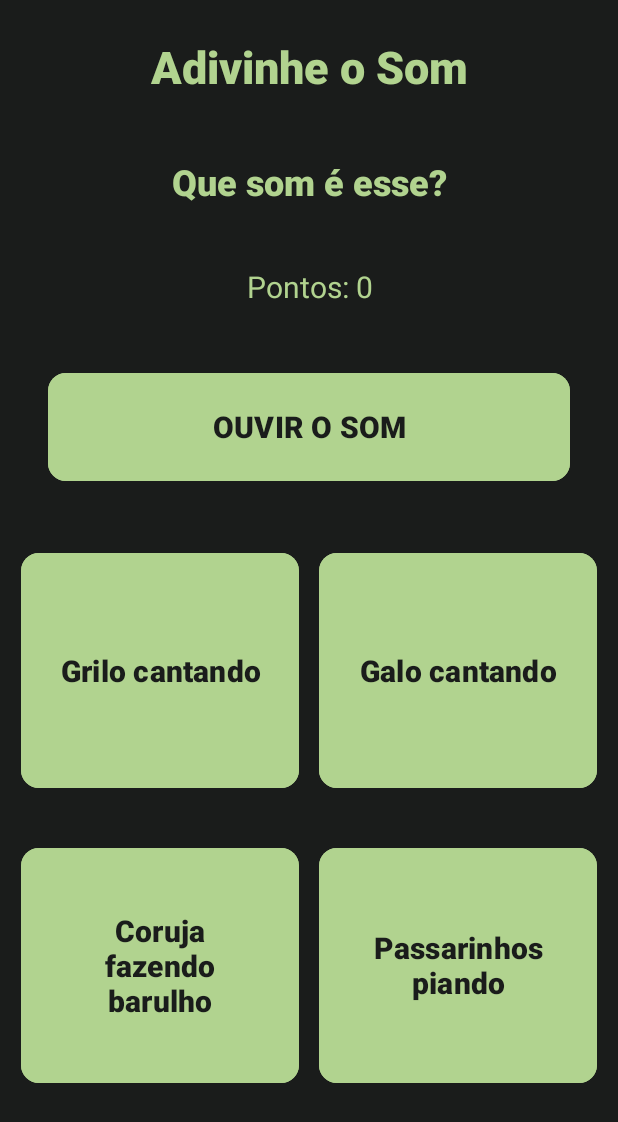
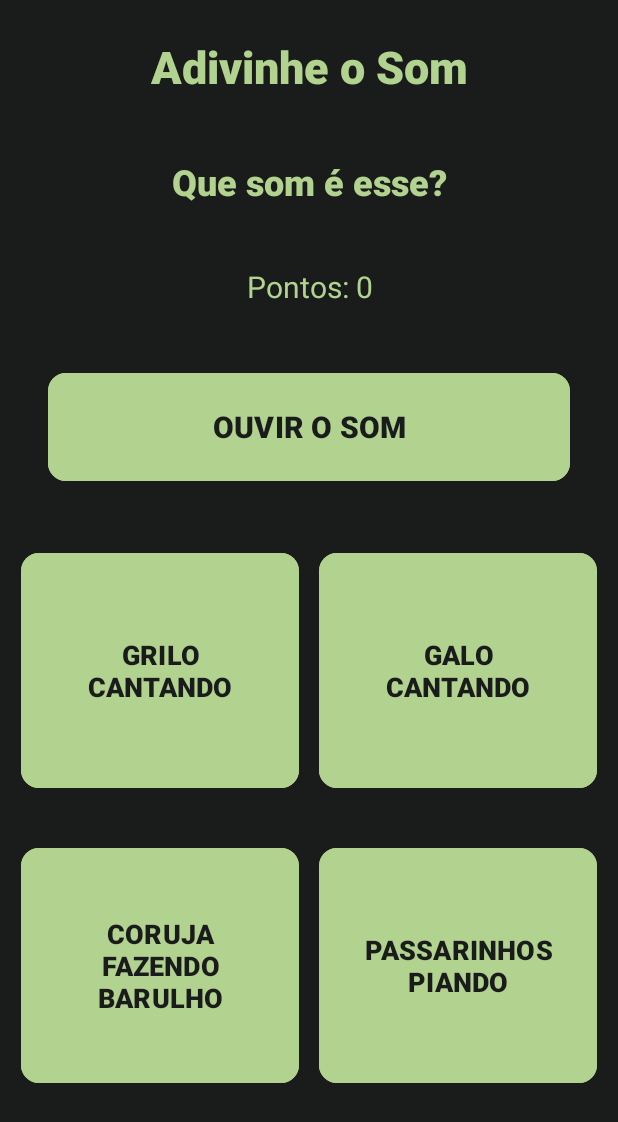
Before and after one commit to Thiago279/TCC-MundoSonoro, an Android app: the fragment Jogo1Play shown on its own in the app's theme, on a phone screen of 412 x 824 dp. Shown: the top 1122 px of the screen. Run offline under Robolectric (Android 15) with nearby library versions, the phone set to English and light mode, and no system bars; Roboto replaces fonts that are not available here.

Commit message:
corrigindo layout fragment_jogo1

```diff
--- a/app/src/main/java/com/mundosonoro/Jogo1Play.java
+++ b/app/src/main/java/com/mundosonoro/Jogo1Play.java
@@ -77,7 +77,7 @@ public class Jogo1Play extends Fragment {
         cenarios.add(new Cenario("Leão Rugindo", new String[]{"Elefante trombeteando", "Leão Rugindo", "Lobo uivando", "Cavalo relinchando"}, R.raw.som_leao, 1));
         cenarios.add(new Cenario("Golfinho fazendo barulho", new String[]{"Golfinho fazendo barulho", "Ondas do mar", "Baleia cantando", "Barco navegando"}, R.raw.som_golfinho, 1));
         cenarios.add(new Cenario("Grilo cantando", new String[]{"Grilo cantando", "Galo cantando", "Passarinhos piando", "Coruja fazendo barulho"}, R.raw.som_grilo, 1));
-        cenarios.add(new Cenario("Música do carrossel", new String[]{"Montanha-russa descendo", "Música do carrossel", "Pipoca estourando", "Crianças no pula-pula"}, R.raw.som_carrossel, 1));
+        cenarios.add(new Cenario("Música do carrossel", new String[]{"Montanha russa descendo", "Música do carrossel", "Pipoca estourando", "Crianças no pula-pula"}, R.raw.som_carrossel, 1));
 
     }
 
@@ -92,10 +92,10 @@ public class Jogo1Play extends Fragment {
         Collections.shuffle(opcoesEmbaralhadas);
 
         // Atualiza texto dos botões com opcoes embaralhadas
-        binding.opcao1.setText(opcoesEmbaralhadas.get(0));
-        binding.opcao2.setText(opcoesEmbaralhadas.get(1));
-        binding.opcao3.setText(opcoesEmbaralhadas.get(2));
-        binding.opcao4.setText(opcoesEmbaralhadas.get(3));
+        binding.opcao1.setText(opcoesEmbaralhadas.get(0).toUpperCase());
+        binding.opcao2.setText(opcoesEmbaralhadas.get(1).toUpperCase());
+        binding.opcao3.setText(opcoesEmbaralhadas.get(2).toUpperCase());
+        binding.opcao4.setText(opcoesEmbaralhadas.get(3).toUpperCase());
 
         //Atualiza o texto do subminigame com base no tipo
         if (cenarioAtual.tipo == 0){
--- a/app/src/main/res/layout/fragment__jogo1.xml
+++ b/app/src/main/res/layout/fragment__jogo1.xml
@@ -51,6 +51,8 @@
             android:layout_marginHorizontal="32dp"
             android:text="TUTORIAL"
             android:textColor="@color/verde_cinzento"
+            android:backgroundTint="@color/verde_claro"
+            android:drawableTint="@color/verde_claro"
             android:textSize="20sp"
             android:fontFamily="sans-serif-black"
             app:cornerRadius="12dp"
@@ -66,6 +68,7 @@
             android:layout_marginTop="32dp"
             android:layout_marginHorizontal="32dp"
             android:drawableTint="@color/verde_claro"
+            android:backgroundTint="@color/verde_claro"
             android:text="JOGAR"
             android:fontFamily="sans-serif-black"
             android:textColor="@color/verde_cinzento"
--- a/app/src/main/res/layout/fragment_jogo1_play.xml
+++ b/app/src/main/res/layout/fragment_jogo1_play.xml
@@ -86,7 +86,7 @@
             android:backgroundTint="@color/verde_claro"
             android:text="Opção 1"
             app:cornerRadius="12dp"
-            android:textSize="20sp"
+            android:textSize="18sp"
             android:fontFamily="sans-serif-black"
             android:textColor="@color/verde_cinzento"
             app:layout_constraintEnd_toStartOf="@id/opcao2"
@@ -104,7 +104,7 @@
             android:backgroundTint="@color/verde_claro"
             android:text="Opção 2"
             app:cornerRadius="12dp"
-            android:textSize="20sp"
+            android:textSize="18sp"
             android:fontFamily="sans-serif-black"
             android:textColor="@color/verde_cinzento"
             app:layout_constraintEnd_toEndOf="parent"
@@ -122,7 +122,7 @@
             android:backgroundTint="@color/verde_claro"
             android:text="Opção 3"
             app:cornerRadius="12dp"
-            android:textSize="20sp"
+            android:textSize="18sp"
             android:fontFamily="sans-serif-black"
             android:textColor="@color/verde_cinzento"
             app:layout_constraintEnd_toStartOf="@id/opcao4"
@@ -140,7 +140,7 @@
             android:backgroundTint="@color/verde_claro"
             android:text="Opção 4"
             app:cornerRadius="12dp"
-            android:textSize="20sp"
+            android:textSize="18sp"
             android:fontFamily="sans-serif-black"
             android:textColor="@color/verde_cinzento"
             app:layout_constraintEnd_toEndOf="parent"
```
